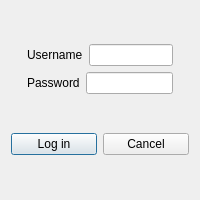
Before: the Qt Designer form src/app/ui/passworddialog.ui in PLLUG/sourceline, drawn with Qt 5.
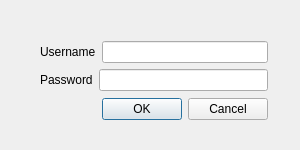
After: the same form once the commit is applied.

```diff
--- a/src/app/ui/passworddialog.ui
+++ b/src/app/ui/passworddialog.ui
@@ -6,29 +6,35 @@
    <rect>
     <x>0</x>
     <y>0</y>
-    <width>200</width>
-    <height>200</height>
+    <width>300</width>
+    <height>150</height>
    </rect>
   </property>
+  <property name="minimumSize">
+   <size>
+    <width>300</width>
+    <height>150</height>
+   </size>
+  </property>
+  <property name="maximumSize">
+   <size>
+    <width>300</width>
+    <height>150</height>
+   </size>
+  </property>
   <property name="windowTitle">
    <string>Log In</string>
   </property>
-  <layout class="QGridLayout" name="gridLayout">
-   <item row="0" column="0" colspan="2">
-    <layout class="QHBoxLayout" name="horizontalLayout_3">
-     <item>
-      <spacer name="horizontalSpacer">
-       <property name="orientation">
-        <enum>Qt::Horizontal</enum>
-       </property>
-       <property name="sizeHint" stdset="0">
-        <size>
-         <width>40</width>
-         <height>20</height>
-        </size>
-       </property>
-      </spacer>
-     </item>
+  <widget class="QWidget" name="layoutWidget">
+   <property name="geometry">
+    <rect>
+     <x>40</x>
+     <y>40</y>
+     <width>228</width>
+     <height>83</height>
+    </rect>
+   </property>
+   <layout class="QVBoxLayout" name="verticalLayout_2">
      <item>
       <layout class="QVBoxLayout" name="verticalLayout">
        <item>
@@ -62,35 +68,20 @@
       </layout>
      </item>
      <item>
-      <spacer name="horizontalSpacer_2">
+     <widget class="QDialogButtonBox" name="buttonBox">
        <property name="orientation">
         <enum>Qt::Horizontal</enum>
        </property>
-       <property name="sizeHint" stdset="0">
-        <size>
-         <width>40</width>
-         <height>20</height>
-        </size>
-       </property>
-      </spacer>
-     </item>
-    </layout>
-   </item>
-   <item row="1" column="0">
-    <widget class="QPushButton" name="loginButton">
-     <property name="text">
-      <string>Log in</string>
-     </property>
-    </widget>
-   </item>
-   <item row="1" column="1">
-    <widget class="QPushButton" name="cancelButton">
-     <property name="text">
-      <string>Cancel</string>
-     </property>
-    </widget>
-   </item>
-  </layout>
+      <property name="standardButtons">
+       <set>QDialogButtonBox::Cancel|QDialogButtonBox::Ok</set>
+      </property>
+     </widget>
+    </item>
+   </layout>
+  </widget>
+  <zorder>layoutWidget</zorder>
+  <zorder></zorder>
+  <zorder></zorder>
  </widget>
  <resources/>
  <connections/>
```
Left out of the diff: 37 changed lines with no effect on the pictures. Lines whose indentation alone changed are shown as unchanged.
